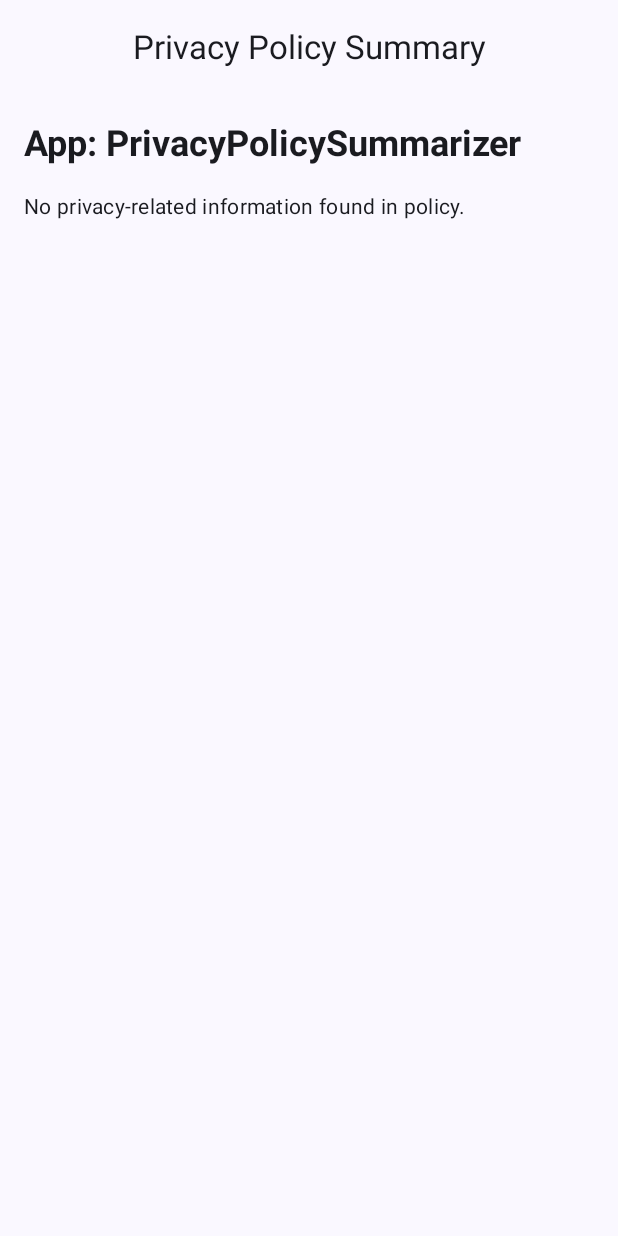
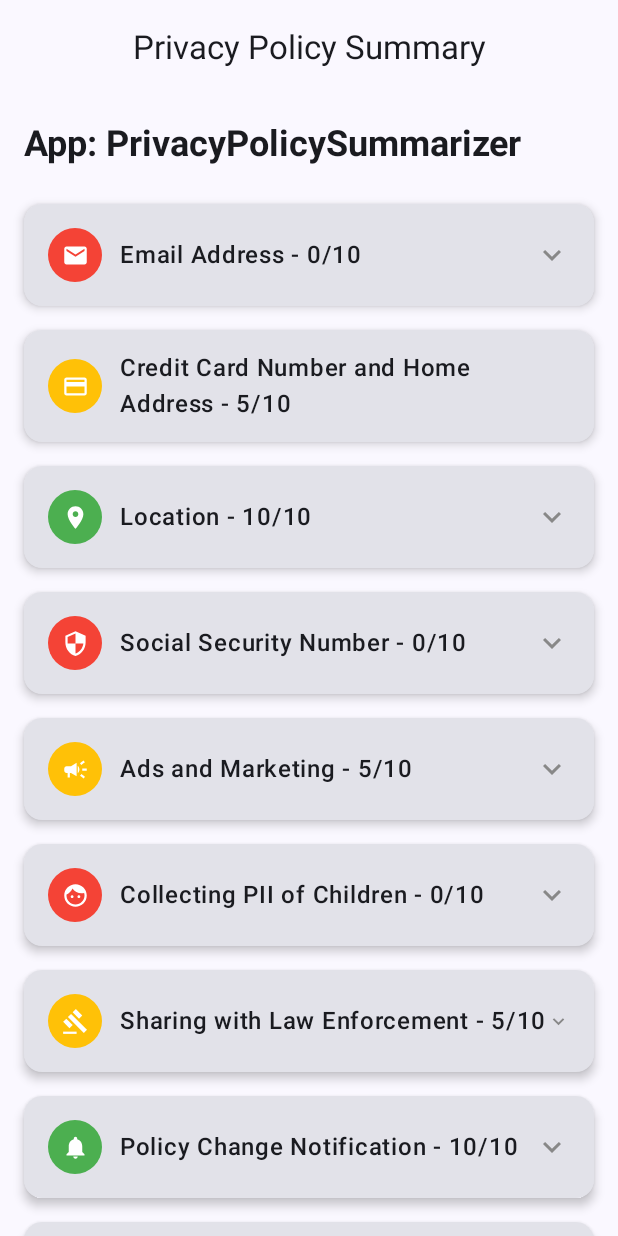
Before and after one commit to sparwan1/PrivacyPolicySummarizer, an Android app built with Jetpack Compose: the screen it shows after launch (MainActivity), after a tap on "PrivacyPolicySummarizer", on a phone screen of 412 x 824 dp. Run offline under Robolectric (Android 15) with nearby library versions, the phone set to English and light mode, and no system bars.

Commit message:
logging data chunks of privacy policy for each category

```diff
--- a/app/src/main/java/com/example/privacypolicysummarizer/AppSummaryScreen.kt
+++ b/app/src/main/java/com/example/privacypolicysummarizer/AppSummaryScreen.kt
@@ -3,28 +3,27 @@ package com.example.privacypolicysummarizer
 import androidx.compose.foundation.background
 import androidx.compose.foundation.clickable
 import androidx.compose.foundation.layout.*
+import androidx.compose.foundation.rememberScrollState
 import androidx.compose.foundation.shape.CircleShape
 import androidx.compose.foundation.shape.RoundedCornerShape
+import androidx.compose.foundation.verticalScroll
 import androidx.compose.material.icons.Icons
 import androidx.compose.material.icons.filled.*
 import androidx.compose.material3.*
 import androidx.compose.runtime.*
 import androidx.compose.ui.Alignment
 import androidx.compose.ui.Modifier
+import androidx.compose.ui.draw.clip
 import androidx.compose.ui.graphics.Color
+import androidx.compose.ui.platform.LocalContext
+import androidx.compose.ui.text.font.FontWeight
 import androidx.compose.ui.unit.dp
 import androidx.compose.ui.unit.sp
-import androidx.compose.ui.text.font.FontWeight
-import androidx.compose.ui.draw.clip
-import androidx.compose.ui.platform.LocalContext
-import androidx.compose.foundation.verticalScroll
-import androidx.compose.foundation.rememberScrollState
-import com.example.privacypolicysummarizer.network.PrivacyPolicyFetcher
+import kotlinx.coroutines.Dispatchers
+import kotlinx.coroutines.withContext
 import java.io.File
 
-
 data class SummaryItem(val riskLevel: String, val justification: String, val snippet: String)
-
 
 val dummySummaryData = mapOf(
     "Email Address" to SummaryItem(
@@ -79,13 +78,11 @@ val dummySummaryData = mapOf(
     )
 )
 
-
 val riskColorMap = mapOf(
     "Green" to Color(0xFF4CAF50),
     "Yellow" to Color(0xFFFFC107),
     "Red" to Color(0xFFF44336)
 )
-
 
 val riskScoreMap = mapOf(
     "Green" to "10/10",
@@ -93,14 +90,13 @@ val riskScoreMap = mapOf(
     "Red" to "0/10"
 )
 
-
 val iconMap = mapOf(
     "Email Address" to Icons.Default.Email,
     "Credit Card Number and Home Address" to Icons.Default.Payment,
     "Location" to Icons.Default.LocationOn,
     "Social Security Number" to Icons.Default.Security,
     "Ads and Marketing" to Icons.Default.Campaign,
-    "Collecting PII of Children" to Icons.Default.Face, // or use another icon like Icons.Default.ChildCare if available
+    "Collecting PII of Children" to Icons.Default.Face,
     "Sharing with Law Enforcement" to Icons.Default.Gavel,
     "Policy Change Notification" to Icons.Default.Notifications,
     "Control of Data" to Icons.Default.Settings,
@@ -110,41 +106,6 @@ val iconMap = mapOf(
 @OptIn(ExperimentalMaterial3Api::class)
 @Composable
 fun AppSummaryScreen(packageName: String) {
-    val context = LocalContext.current
-    val fileName = "${packageName.replace('.', '_')}_privacy_policy.txt"
-    val file = File(context.filesDir, fileName)
-
-    var policyText by remember { mutableStateOf<String?>(null) }
-    var summaryMap by remember { mutableStateOf<Map<String, SummaryItem>>(emptyMap()) }
-    var isLoading by remember { mutableStateOf(false) }
-
-    // Load or fetch policy at runtime
-    LaunchedEffect(Unit) {
-        if (file.exists()) {
-            println("Loading saved policy for $packageName")
-            val text = file.readText()
-            policyText = text
-            summaryMap = extractSummaryFromText(text)
-        } else {
-            println("Policy not found, fetching for $packageName")
-            isLoading = true
-            val result = PrivacyPolicyFetcher.fetchPrivacyPolicyContent(packageName)
-            if (result != null) {
-                // Save both .txt and .url
-                file.writeText(result.plainText)
-                File(context.filesDir, "${packageName.replace('.', '_')}_privacy_policy_url.txt").writeText(result.url)
-
-                policyText = result.plainText
-                summaryMap = extractSummaryFromText(result.plainText)
-
-                println("Fetched and saved runtime policy for $packageName")
-            } else {
-                println("Failed to fetch policy for $packageName")
-            }
-            isLoading = false
-        }
-    }
-
     Scaffold(
         topBar = {
             CenterAlignedTopAppBar(title = { Text("Privacy Policy Summary") })
@@ -156,9 +117,11 @@ fun AppSummaryScreen(packageName: String) {
                 .verticalScroll(rememberScrollState())
                 .padding(16.dp)
         ) {
+            val context = LocalContext.current
             val appName = try {
-                val appInfo = context.packageManager.getApplicationInfo(packageName, 0)
-                context.packageManager.getApplicationLabel(appInfo).toString()
+                val packageManager = context.packageManager
+                val appInfo = packageManager.getApplicationInfo(packageName, 0)
+                packageManager.getApplicationLabel(appInfo).toString()
             } catch (e: Exception) {
                 packageName
             }
@@ -170,35 +133,27 @@ fun AppSummaryScreen(packageName: String) {
                 modifier = Modifier.padding(bottom = 16.dp)
             )
 
-            if (isLoading) {
-                CircularProgressIndicator()
-            } else if (summaryMap.isEmpty()) {
-                Text(
-                    text = "No privacy-related information found in policy.",
-                    style = MaterialTheme.typography.bodyMedium
-                )
-            } else {
-                summaryMap.forEach { (title, item) ->
-                    Card(
-                        modifier = Modifier
-                            .fillMaxWidth()
-                            .padding(vertical = 8.dp),
-                        shape = RoundedCornerShape(12.dp),
-                        elevation = CardDefaults.cardElevation(defaultElevation = 4.dp)
-                    ) {
-                        Column(modifier = Modifier.padding(16.dp)) {
-                            Text(
-                                text = title,
-                                style = MaterialTheme.typography.bodyLarge,
-                                fontWeight = FontWeight.Medium
-                            )
-                            Spacer(modifier = Modifier.height(8.dp))
-                            Text(
-                                text = item.snippet,
-                                style = MaterialTheme.typography.bodySmall
-                            )
-                        }
+            dummySummaryData.forEach { (title, item) ->
+                ExpandableSummaryCard(title = title, item = item)
+            }
+
+            // Background logging of real extracted data
+            val fileName = "${packageName.replace('.', '_')}_privacy_policy.txt"
+            val file = File(context.filesDir, fileName)
+
+            LaunchedEffect(Unit) {
+                if (file.exists()) {
+                    val text = file.readText()
+                    val extracted = extractSummaryFromText(text)
+                    println("🧠 Extracted Summary Data for $packageName:")
+                    for ((category, item) in extracted) {
+                        //We have this `item` privacy policy data chunk here for each `category`
+                        println("📌 $category")
+                        println("→ ${item.snippet.take(1000)}") // Log up to 1000 characters per category
+                        println("────────────────────────────────────────")
                     }
+                } else {
+                    println("⚠️ No saved policy file found for $packageName")
                 }
             }
         }
@@ -269,7 +224,6 @@ fun ExpandableSummaryCard(title: String, item: SummaryItem) {
     }
 }
 
-// At the bottom of AppSummaryScreen.kt (outside of Composables)
 fun extractSummaryFromText(policyText: String): Map<String, SummaryItem> {
     val keywordsMap = mapOf(
         "Email Address" to listOf("email"),
@@ -286,44 +240,21 @@ fun extractSummaryFromText(policyText: String): Map<String, SummaryItem> {
 
     val summary = mutableMapOf<String, SummaryItem>()
 
+    val paragraphs = policyText.split(Regex("\\n\\s*\\n"))
+
     for ((category, keywords) in keywordsMap) {
-        val paragraphs = policyText.split(Regex("\\n\\s*\\n"))
-
         val matches = paragraphs.filter { para ->
-            keywords.any { keyword ->
-                keyword in para.lowercase()
-            }
+            keywords.any { keyword -> keyword in para.lowercase() }
         }
 
         if (matches.isNotEmpty()) {
-            val joined = matches.joinToString("\n\n")
+            val joined = matches.joinToString("\n\n") { it.trim() }
             summary[category] = SummaryItem(
                 riskLevel = "Yellow",
-                justification = "Detected ${matches.size} paragraphs related to \"$category\".",
+                justification = "Detected ${matches.size} related paragraphs for \"$category\".",
                 snippet = joined
             )
         }
-
-//        val allMatches = keywords.flatMap { keyword ->
-//            val regex = Regex(".{0,300}$keyword.{0,300}", RegexOption.IGNORE_CASE)
-//            regex.findAll(policyText).map { it.value }.toList()
-//        }
-//
-//        if (allMatches.isNotEmpty()) {
-//            val cleanedMatches = allMatches.map { match ->
-//                match.replace("\n", " ")
-//                    .replace(Regex("\\s+"), " ")
-//                    .trim()
-//            }
-//
-//            val combinedText = cleanedMatches.joinToString("\n\n")
-//
-//            summary[category] = SummaryItem(
-//                riskLevel = "Yellow",
-//                justification = "Detected ${cleanedMatches.size} mentions of \"$category\" in the policy.",
-//                snippet = combinedText
-//            )
-//        }
     }
 
     return summary
```
